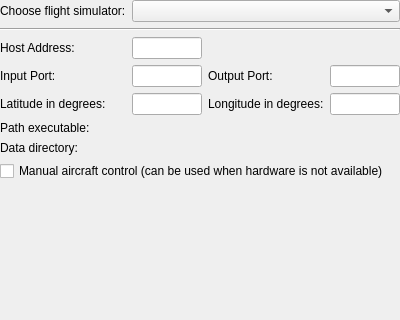
Above: ground/src/plugins/hitlnew/hitloptionspage.ui from openpilot/OpenPilot before the change. Below: the same form after it.
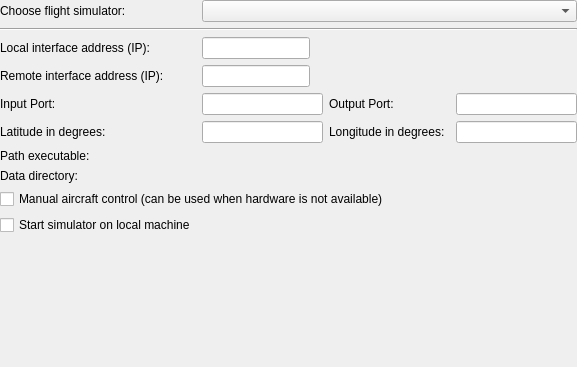
That is the form after the change. Custom widgets are drawn as their Qt base class.

Commit message: Added option to start Flightgear 1.9.1 simulator as a stand alone application, optionally from a networked computer. Also enabled joystick input to control flightgear for complete manual control and debugging purposes. Joystick needs to be connected and armed in the GUI. Tested on WinXP. UDP receive needs more testing on linux.

The edit to the form file:
```diff
--- a/ground/src/plugins/hitlnew/hitloptionspage.ui
+++ b/ground/src/plugins/hitlnew/hitloptionspage.ui
@@ -6,8 +6,8 @@
    <rect>
     <x>0</x>
     <y>0</y>
-    <width>400</width>
-    <height>320</height>
+    <width>577</width>
+    <height>367</height>
    </rect>
   </property>
   <property name="sizePolicy">
@@ -40,82 +40,7 @@
      </property>
     </widget>
    </item>
-   <item row="5" column="1">
-    <widget class="QLabel" name="label_7">
-     <property name="text">
-      <string>Latitude in degrees:</string>
-     </property>
-    </widget>
-   </item>
-   <item row="5" column="2">
-    <widget class="QLineEdit" name="latitude"/>
-   </item>
-   <item row="5" column="3">
-    <widget class="QLabel" name="label_8">
-     <property name="text">
-      <string>Longitude in degrees:</string>
-     </property>
-    </widget>
-   </item>
-   <item row="5" column="4">
-    <widget class="QLineEdit" name="longitude"/>
-   </item>
-   <item row="6" column="1">
-    <widget class="QLabel" name="label">
-     <property name="sizePolicy">
-      <sizepolicy hsizetype="Preferred" vsizetype="Fixed">
-       <horstretch>0</horstretch>
-       <verstretch>0</verstretch>
-      </sizepolicy>
-     </property>
-     <property name="text">
-      <string>Path executable:</string>
-     </property>
-    </widget>
-   </item>
-   <item row="6" column="2" colspan="3">
-    <widget class="Utils::PathChooser" name="executablePath" native="true">
-     <property name="sizePolicy">
-      <sizepolicy hsizetype="Preferred" vsizetype="Preferred">
-       <horstretch>1</horstretch>
-       <verstretch>0</verstretch>
-      </sizepolicy>
-     </property>
-    </widget>
-   </item>
-   <item row="7" column="1">
-    <widget class="QLabel" name="label_2">
-     <property name="sizePolicy">
-      <sizepolicy hsizetype="Preferred" vsizetype="Fixed">
-       <horstretch>0</horstretch>
-       <verstretch>0</verstretch>
-      </sizepolicy>
-     </property>
-     <property name="text">
-      <string>Data directory:</string>
-     </property>
-    </widget>
-   </item>
-   <item row="7" column="2" colspan="3">
-    <widget class="Utils::PathChooser" name="dataPath" native="true"/>
-   </item>
-   <item row="8" column="1" colspan="4">
-    <widget class="QCheckBox" name="manualControl">
-     <property name="sizePolicy">
-      <sizepolicy hsizetype="Preferred" vsizetype="Fixed">
-       <horstretch>0</horstretch>
-       <verstretch>0</verstretch>
-      </sizepolicy>
-     </property>
-     <property name="toolTip">
-      <string>Manual aircraft control (can be used when hardware is not available)</string>
-     </property>
-     <property name="text">
-      <string>Manual aircraft control (can be used when hardware is not available)</string>
-     </property>
-    </widget>
-   </item>
-   <item row="11" column="2">
+   <item row="12" column="2">
     <spacer name="verticalSpacer">
      <property name="orientation">
       <enum>Qt::Vertical</enum>
@@ -131,33 +56,165 @@
    <item row="3" column="1">
     <widget class="QLabel" name="label_6">
      <property name="text">
-      <string>Host Address:</string>
+      <string>Local interface address (IP):</string>
      </property>
     </widget>
    </item>
-   <item row="3" column="2">
-    <widget class="QLineEdit" name="hostAddress"/>
+   <item row="3" column="2" colspan="2">
+    <widget class="QLineEdit" name="hostAddress">
+     <property name="sizePolicy">
+      <sizepolicy hsizetype="Fixed" vsizetype="Fixed">
+       <horstretch>0</horstretch>
+       <verstretch>0</verstretch>
+      </sizepolicy>
+     </property>
+     <property name="toolTip">
+      <string>For communication with sim computer via network. Should be IP address of one of the local interfaces. </string>
+     </property>
+    </widget>
    </item>
-   <item row="4" column="4">
-    <widget class="QLineEdit" name="outputPort"/>
+   <item row="6" column="1">
+    <widget class="QLabel" name="label_7">
+     <property name="text">
+      <string>Latitude in degrees:</string>
+     </property>
+    </widget>
    </item>
-   <item row="4" column="3">
+   <item row="6" column="3">
+    <widget class="QLabel" name="label_8">
+     <property name="text">
+      <string>Longitude in degrees:</string>
+     </property>
+    </widget>
+   </item>
+   <item row="8" column="1">
+    <widget class="QLabel" name="label_2">
+     <property name="sizePolicy">
+      <sizepolicy hsizetype="Preferred" vsizetype="Fixed">
+       <horstretch>0</horstretch>
+       <verstretch>0</verstretch>
+      </sizepolicy>
+     </property>
+     <property name="text">
+      <string>Data directory:</string>
+     </property>
+    </widget>
+   </item>
+   <item row="5" column="2">
+    <widget class="QLineEdit" name="inputPort">
+     <property name="toolTip">
+      <string>For receiving data from sim</string>
+     </property>
+    </widget>
+   </item>
+   <item row="7" column="2" colspan="3">
+    <widget class="Utils::PathChooser" name="executablePath" native="true">
+     <property name="sizePolicy">
+      <sizepolicy hsizetype="Preferred" vsizetype="Preferred">
+       <horstretch>1</horstretch>
+       <verstretch>0</verstretch>
+      </sizepolicy>
+     </property>
+    </widget>
+   </item>
+   <item row="5" column="3">
     <widget class="QLabel" name="label_4">
      <property name="text">
       <string>Output Port:</string>
      </property>
     </widget>
    </item>
-   <item row="4" column="2">
-    <widget class="QLineEdit" name="inputPort"/>
+   <item row="8" column="2" colspan="3">
+    <widget class="Utils::PathChooser" name="dataPath" native="true"/>
    </item>
-   <item row="4" column="1">
+   <item row="6" column="4">
+    <widget class="QLineEdit" name="longitude"/>
+   </item>
+   <item row="5" column="4">
+    <widget class="QLineEdit" name="outputPort">
+     <property name="toolTip">
+      <string>For sending data to sim</string>
+     </property>
+    </widget>
+   </item>
+   <item row="9" column="1" colspan="4">
+    <widget class="QCheckBox" name="manualControl">
+     <property name="sizePolicy">
+      <sizepolicy hsizetype="Preferred" vsizetype="Fixed">
+       <horstretch>0</horstretch>
+       <verstretch>0</verstretch>
+      </sizepolicy>
+     </property>
+     <property name="toolTip">
+      <string>Manual aircraft control (can be used when hardware is not available)</string>
+     </property>
+     <property name="text">
+      <string>Manual aircraft control (can be used when hardware is not available)</string>
+     </property>
+    </widget>
+   </item>
+   <item row="7" column="1">
+    <widget class="QLabel" name="label">
+     <property name="sizePolicy">
+      <sizepolicy hsizetype="Preferred" vsizetype="Fixed">
+       <horstretch>0</horstretch>
+       <verstretch>0</verstretch>
+      </sizepolicy>
+     </property>
+     <property name="text">
+      <string>Path executable:</string>
+     </property>
+    </widget>
+   </item>
+   <item row="6" column="2">
+    <widget class="QLineEdit" name="latitude"/>
+   </item>
+   <item row="5" column="1">
     <widget class="QLabel" name="label_5">
      <property name="text">
       <string>Input Port:</string>
      </property>
     </widget>
    </item>
+   <item row="10" column="1">
+    <widget class="QCheckBox" name="startSim">
+     <property name="enabled">
+      <bool>true</bool>
+     </property>
+     <property name="sizePolicy">
+      <sizepolicy hsizetype="Preferred" vsizetype="Fixed">
+       <horstretch>0</horstretch>
+       <verstretch>0</verstretch>
+      </sizepolicy>
+     </property>
+     <property name="toolTip">
+      <string>Check this box to start the simulator on the local computer</string>
+     </property>
+     <property name="text">
+      <string>Start simulator on local machine</string>
+     </property>
+    </widget>
+   </item>
+   <item row="4" column="1">
+    <widget class="QLabel" name="label_9">
+     <property name="text">
+      <string>Remote interface address (IP):</string>
+     </property>
+    </widget>
+   </item>
+   <item row="4" column="2">
+    <widget class="QLineEdit" name="remoteHostAddress">
+     <property name="sizePolicy">
+      <sizepolicy hsizetype="Fixed" vsizetype="Fixed">
+       <horstretch>0</horstretch>
+       <verstretch>0</verstretch>
+      </sizepolicy>
+     </property>
+     <property name="toolTip">
+      <string>Only required if running simulator on remote machine </string>
+     </property>
+    </widget>
+   </item>
   </layout>
  </widget>
  <customwidgets>
```
The commit also changes 8 other files.
